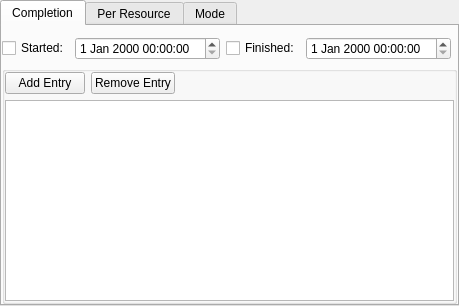
Qt form kplato/libs/ui/kpttaskprogresspanelbase.ui (KDE/calligra) before a commit.
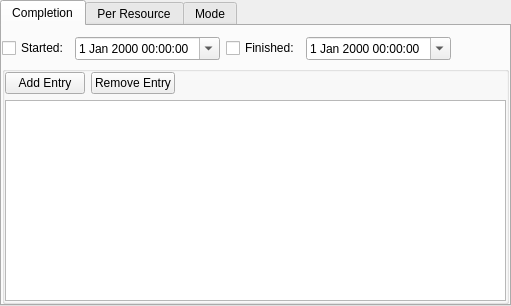
The same form after that commit. The open tabs and pages were chosen to show the change. Custom widgets are drawn as their Qt base class.

Commit message: Use QDate*Edit with calendar popup in all dialogs. When finishing a  milestone, set actual starttime = actual finishtime and completion to 100%.

The edit to the form file:
```diff
--- a/kplato/libs/ui/kpttaskprogresspanelbase.ui
+++ b/kplato/libs/ui/kpttaskprogresspanelbase.ui
@@ -6,7 +6,7 @@
    <rect>
     <x>0</x>
     <y>0</y>
-    <width>454</width>
+    <width>511</width>
     <height>306</height>
    </rect>
   </property>
@@ -23,14 +23,6 @@
       <number>2</number>
      </property>
      <widget class="QWidget" name="completionTab" >
-      <property name="geometry" >
-       <rect>
-        <x>0</x>
-        <y>0</y>
-        <width>446</width>
-        <height>275</height>
-       </rect>
-      </property>
       <attribute name="title" >
        <string>Completion</string>
       </attribute>
@@ -55,7 +47,11 @@
         </widget>
        </item>
        <item row="0" column="1" >
-        <widget class="QDateTimeEdit" name="startTime" />
+        <widget class="QDateTimeEdit" name="startTime" >
+         <property name="calendarPopup" >
+          <bool>true</bool>
+         </property>
+        </widget>
        </item>
        <item row="0" column="2" >
         <widget class="QCheckBox" name="finished" >
@@ -68,7 +64,11 @@
         </widget>
        </item>
        <item row="0" column="3" >
-        <widget class="QDateTimeEdit" name="finishTime" />
+        <widget class="QDateTimeEdit" name="finishTime" >
+         <property name="calendarPopup" >
+          <bool>true</bool>
+         </property>
+        </widget>
        </item>
        <item row="0" column="4" >
         <spacer>
```
Left out of the diff: 18 changed lines with no effect on the pictures. The commit also changes 7 other files.
